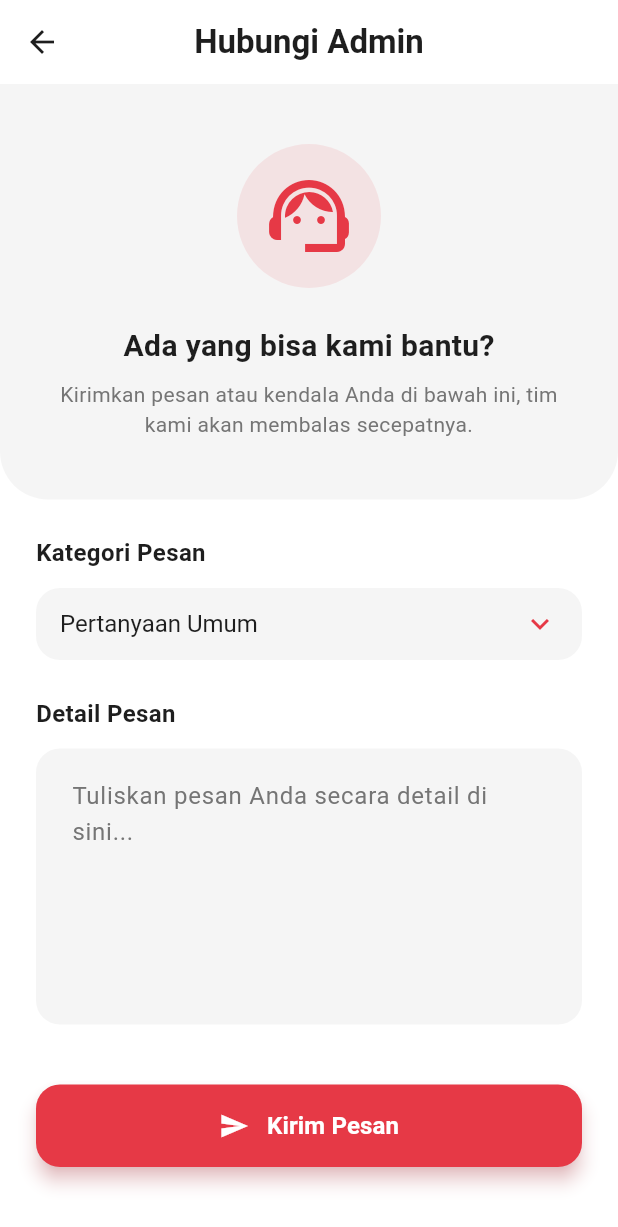
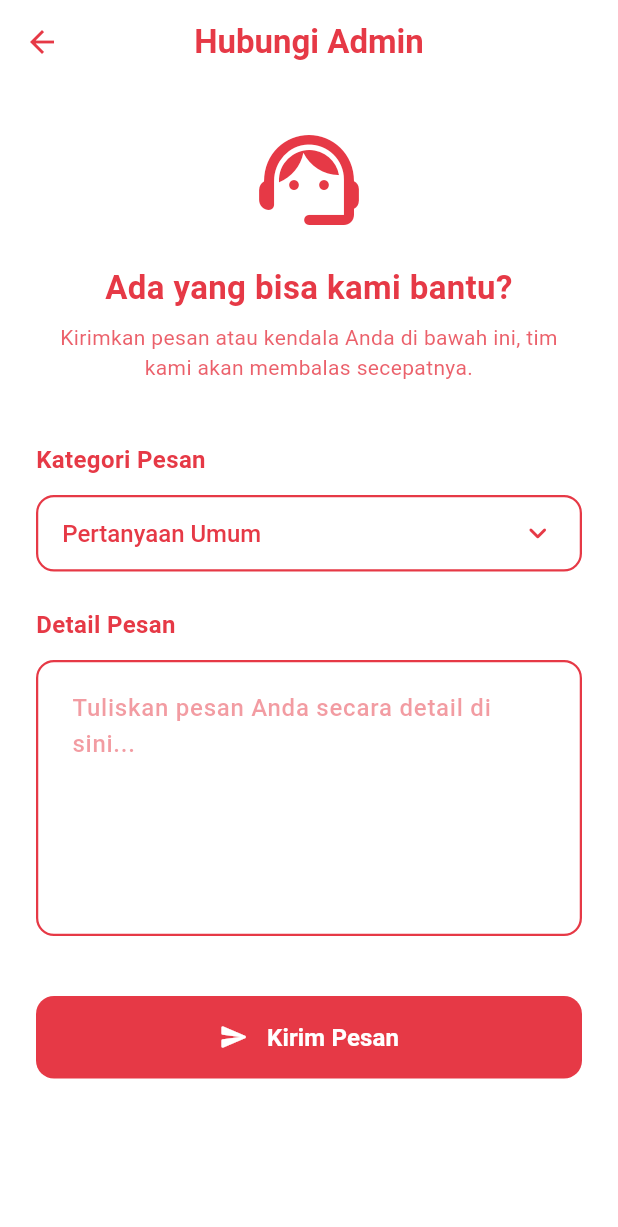
Before and after one commit to 4tmaa/HELIOT, a Flutter app: the HubungiAdminScreen screen opened directly, on a phone screen of 412 x 824 dp. Shown: the top 1227 px of the screen. Run offline on Flutter 3.47's test engine with Material 3 defaults, Android fonts, the phone set to English and light mode, and no system bars; our stand-ins replace country_picker, firebase_core, firebase_messaging, flutter_dotenv, flutter_map, geocoding and 5 more; accounts and stored records are empty; generated files the repository leaves out were written again; network calls fail.

Commit message:
style: modernize Hubungi Admin and Pusat Bantuan screens with red-white theme

```diff
--- a/lib/screens/profile/hubungi_admin_screen.dart
+++ b/lib/screens/profile/hubungi_admin_screen.dart
@@ -72,71 +72,51 @@ class _HubungiAdminScreenState extends State<HubungiAdminScreen> {
   @override
   Widget build(BuildContext context) {
     return Scaffold(
-      backgroundColor: AppColors.backgroundColor,
+      backgroundColor: Colors.white,
       appBar: AppBar(
-        backgroundColor: Colors.transparent,
-        iconTheme: const IconThemeData(color: AppColors.mainTextColor),
-        title: const Text('Hubungi Admin', style: TextStyle(color: AppColors.mainTextColor, fontWeight: FontWeight.bold)),
+        backgroundColor: Colors.white,
+        iconTheme: const IconThemeData(color: AppColors.primaryColor),
+        title: const Text('Hubungi Admin', style: TextStyle(color: AppColors.primaryColor, fontWeight: FontWeight.bold)),
         centerTitle: true,
         elevation: 0,
+        scrolledUnderElevation: 0,
       ),
       body: SingleChildScrollView(
+        child: Padding(
+          padding: const EdgeInsets.symmetric(horizontal: 24.0, vertical: 24.0),
           child: Column(
+            crossAxisAlignment: CrossAxisAlignment.stretch,
             children: [
-            Container(
-              width: double.infinity,
-              padding: const EdgeInsets.symmetric(vertical: 40, horizontal: 24),
-              decoration: const BoxDecoration(
-                color: AppColors.surfaceColor,
-                borderRadius: BorderRadius.only(
-                  bottomLeft: Radius.circular(32),
-                  bottomRight: Radius.circular(32),
-                ),
-              ),
-              child: Column(
-                children: [
-                  Container(
-                    padding: const EdgeInsets.all(16),
-                    decoration: BoxDecoration(
-                      color: AppColors.primaryColor.withOpacity(0.1),
-                      shape: BoxShape.circle,
-                    ),
-                    child: const Icon(Icons.support_agent, size: 64, color: AppColors.primaryColor),
-                  ),
-                  const SizedBox(height: 24),
+              const Icon(Icons.support_agent_rounded, size: 80, color: AppColors.primaryColor),
+              const SizedBox(height: 16),
               const Text(
                 'Ada yang bisa kami bantu?',
-                    style: TextStyle(fontSize: 20, fontWeight: FontWeight.bold, color: AppColors.mainTextColor),
+                textAlign: TextAlign.center,
+                style: TextStyle(fontSize: 22, fontWeight: FontWeight.bold, color: AppColors.primaryColor),
               ),
               const SizedBox(height: 8),
-                  const Text(
+              Text(
                 'Kirimkan pesan atau kendala Anda di bawah ini, tim kami akan membalas secepatnya.',
                 textAlign: TextAlign.center,
-                    style: TextStyle(fontSize: 14, color: AppColors.secondaryTextColor),
+                style: TextStyle(fontSize: 14, color: AppColors.primaryColor.withValues(alpha: 0.8)),
               ),
-                ],
-              ),
-            ),
-            Padding(
-              padding: const EdgeInsets.all(24.0),
-              child: Column(
-                crossAxisAlignment: CrossAxisAlignment.start,
-                children: [
-                  const Text('Kategori Pesan', style: TextStyle(color: AppColors.mainTextColor, fontSize: 16, fontWeight: FontWeight.bold)),
+              const SizedBox(height: 40),
+              const Text('Kategori Pesan', style: TextStyle(color: AppColors.primaryColor, fontSize: 16, fontWeight: FontWeight.bold)),
               const SizedBox(height: 12),
               Container(
                 padding: const EdgeInsets.symmetric(horizontal: 16),
                 decoration: BoxDecoration(
-                      color: AppColors.surfaceColor,
-                      borderRadius: BorderRadius.circular(16),
+                  color: Colors.white,
+                  border: Border.all(color: AppColors.primaryColor, width: 1.5),
+                  borderRadius: BorderRadius.circular(12),
                 ),
                 child: DropdownButtonHideUnderline(
                   child: DropdownButton<String>(
                     isExpanded: true,
                     value: _selectedCategory,
-                        dropdownColor: AppColors.surfaceColor,
-                        icon: const Icon(Icons.keyboard_arrow_down, color: AppColors.primaryColor),
-                        style: const TextStyle(color: AppColors.mainTextColor, fontSize: 16),
+                    dropdownColor: Colors.white,
+                    icon: const Icon(Icons.keyboard_arrow_down_rounded, color: AppColors.primaryColor),
+                    style: const TextStyle(color: AppColors.primaryColor, fontSize: 16, fontWeight: FontWeight.w500),
                     items: _categories.map((String category) {
                       return DropdownMenuItem<String>(
                         value: category,
@@ -152,47 +132,45 @@ class _HubungiAdminScreenState extends State<HubungiAdminScreen> {
                 ),
               ),
               const SizedBox(height: 24),
-                  const Text('Detail Pesan', style: TextStyle(color: AppColors.mainTextColor, fontSize: 16, fontWeight: FontWeight.bold)),
+              const Text('Detail Pesan', style: TextStyle(color: AppColors.primaryColor, fontSize: 16, fontWeight: FontWeight.bold)),
               const SizedBox(height: 12),
               TextFormField(
                 controller: _messageController,
                 maxLines: 6,
-                    style: const TextStyle(color: AppColors.mainTextColor),
+                style: const TextStyle(color: AppColors.primaryColor, fontWeight: FontWeight.w500),
                 decoration: InputDecoration(
                   hintText: 'Tuliskan pesan Anda secara detail di sini...',
-                      hintStyle: const TextStyle(color: AppColors.secondaryTextColor),
+                  hintStyle: TextStyle(color: AppColors.primaryColor.withValues(alpha: 0.5)),
                   filled: true,
-                      fillColor: AppColors.surfaceColor,
-                      border: OutlineInputBorder(
-                        borderRadius: BorderRadius.circular(16),
-                        borderSide: BorderSide.none,
+                  fillColor: Colors.white,
+                  enabledBorder: OutlineInputBorder(
+                    borderRadius: BorderRadius.circular(12),
+                    borderSide: const BorderSide(color: AppColors.primaryColor, width: 1.5),
                   ),
                   focusedBorder: OutlineInputBorder(
-                        borderRadius: BorderRadius.circular(16),
-                        borderSide: const BorderSide(color: AppColors.primaryColor, width: 1.5),
+                    borderRadius: BorderRadius.circular(12),
+                    borderSide: const BorderSide(color: AppColors.primaryColor, width: 2.0),
                   ),
                   contentPadding: const EdgeInsets.all(20),
                 ),
               ),
               const SizedBox(height: 40),
               SizedBox(
-                    width: double.infinity,
                 height: 55,
                 child: ElevatedButton(
                   style: ElevatedButton.styleFrom(
                     backgroundColor: AppColors.primaryColor,
-                        foregroundColor: AppColors.backgroundColor,
-                        elevation: 5,
-                        shadowColor: AppColors.primaryColor.withOpacity(0.5),
-                        shape: RoundedRectangleBorder(borderRadius: BorderRadius.circular(16)),
+                    foregroundColor: Colors.white,
+                    elevation: 0,
+                    shape: RoundedRectangleBorder(borderRadius: BorderRadius.circular(12)),
                   ),
                   onPressed: _isSubmitting ? null : _sendMessage,
                   child: _isSubmitting
-                          ? const SizedBox(height: 24, width: 24, child: CircularProgressIndicator(color: AppColors.backgroundColor, strokeWidth: 3))
+                      ? const SizedBox(height: 24, width: 24, child: CircularProgressIndicator(color: Colors.white, strokeWidth: 3))
                       : const Row(
                           mainAxisAlignment: MainAxisAlignment.center,
                           children: [
-                                Icon(Icons.send, size: 20),
+                            Icon(Icons.send_rounded, size: 20),
                             SizedBox(width: 12),
                             Text('Kirim Pesan', style: TextStyle(fontSize: 16, fontWeight: FontWeight.bold)),
                           ],
@@ -202,8 +180,6 @@ class _HubungiAdminScreenState extends State<HubungiAdminScreen> {
             ],
           ),
         ),
-          ],
-        ),
       ),
     );
   }
```
Also changed, not shown: lib/screens/profile/pusat_bantuan_screen.dart (+36 -35 lines). Lines whose indentation alone changed are shown as unchanged.
